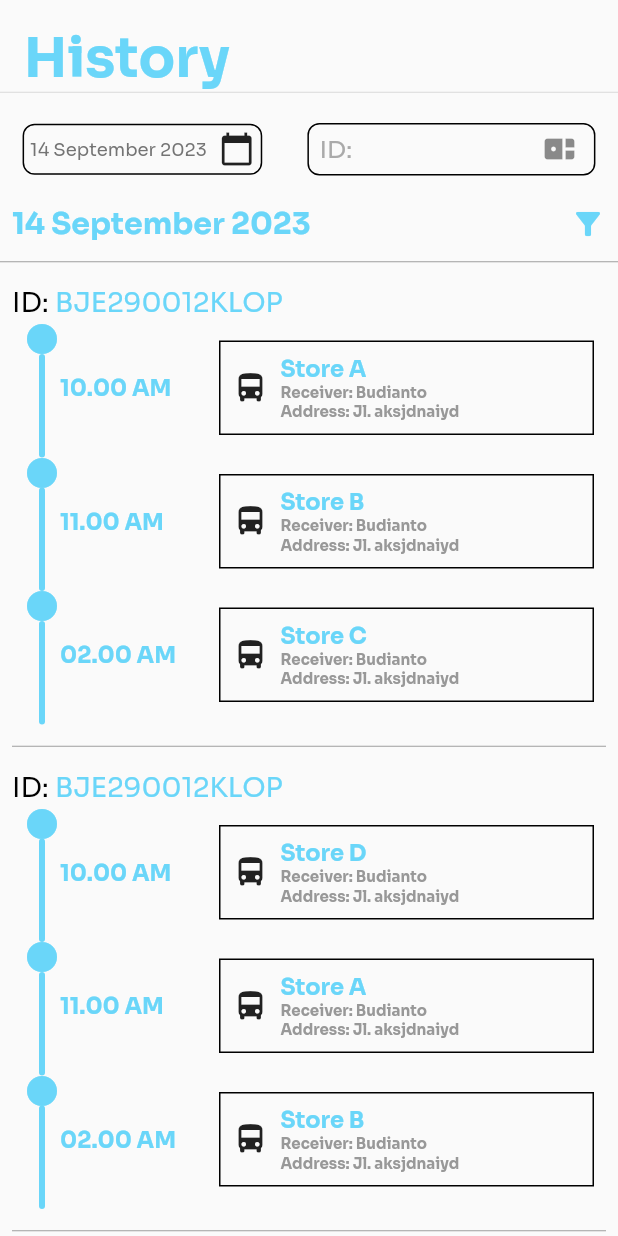
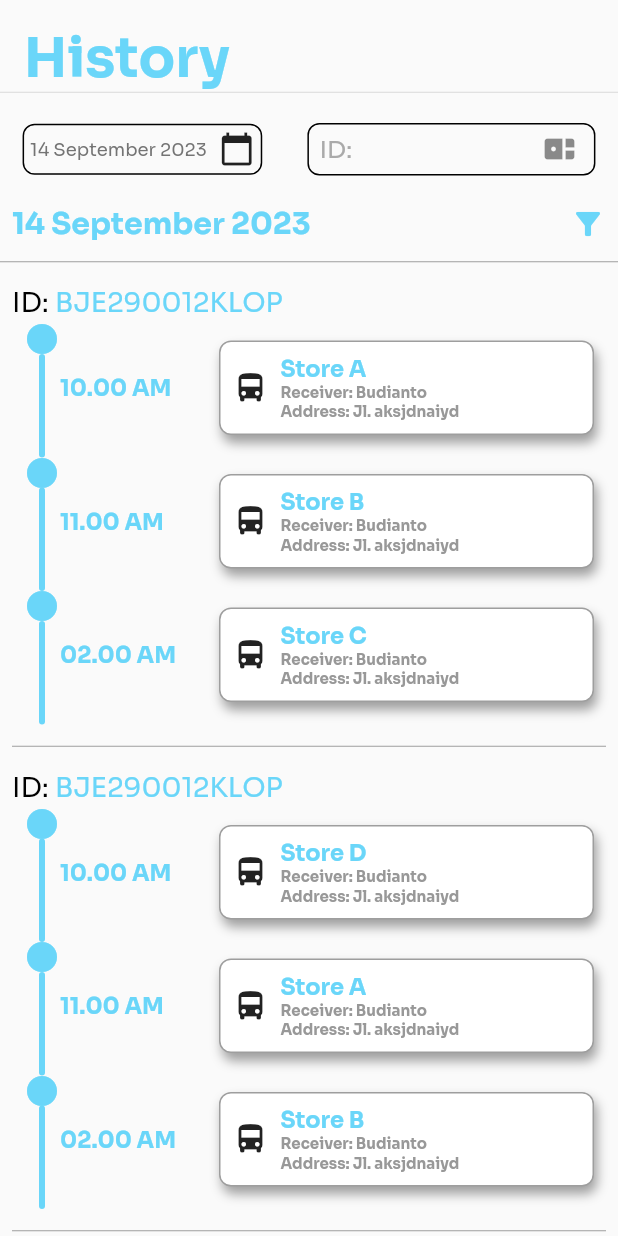
Before and after one commit to OrangJenius/coldstorage, a Flutter app: the historyScreen screen opened directly, on a phone screen of 412 x 824 dp. Run offline on Flutter 3.47's test engine with Material 2 defaults, Android fonts, the phone set to English and light mode, and no system bars; our stand-ins replace geolocator, google_maps_flutter, image_picker, permission_handler; missing offline and left inert: mailer, slide_action.

```diff
--- a/driver_cold_storage/lib/screens/customStep.dart
+++ b/driver_cold_storage/lib/screens/customStep.dart
@@ -99,11 +99,21 @@ class CustomStep extends StatelessWidget {
                               Container(
                                 width: 250,
                                 decoration: BoxDecoration(
+                                  color: Colors.white,
                                   border: Border.all(
                                     width: 1,
-                                    color: Colors.black,
+                                    color: Colors.grey,
                                     style: BorderStyle.solid,
                                   ),
+                                  borderRadius: BorderRadius.circular(8),
+                                  boxShadow: [
+                                    BoxShadow(
+                                      color: Colors.grey, // Warna bayangan
+                                      offset: Offset(2,
+                                          5), // Jarak bayangan pada sumbu X dan Y
+                                      blurRadius: 6.0, // Radius blur bayangan
+                                    ),
+                                  ],
                                 ),
                                 padding: EdgeInsets.all(8),
                                 child: Row(
```
